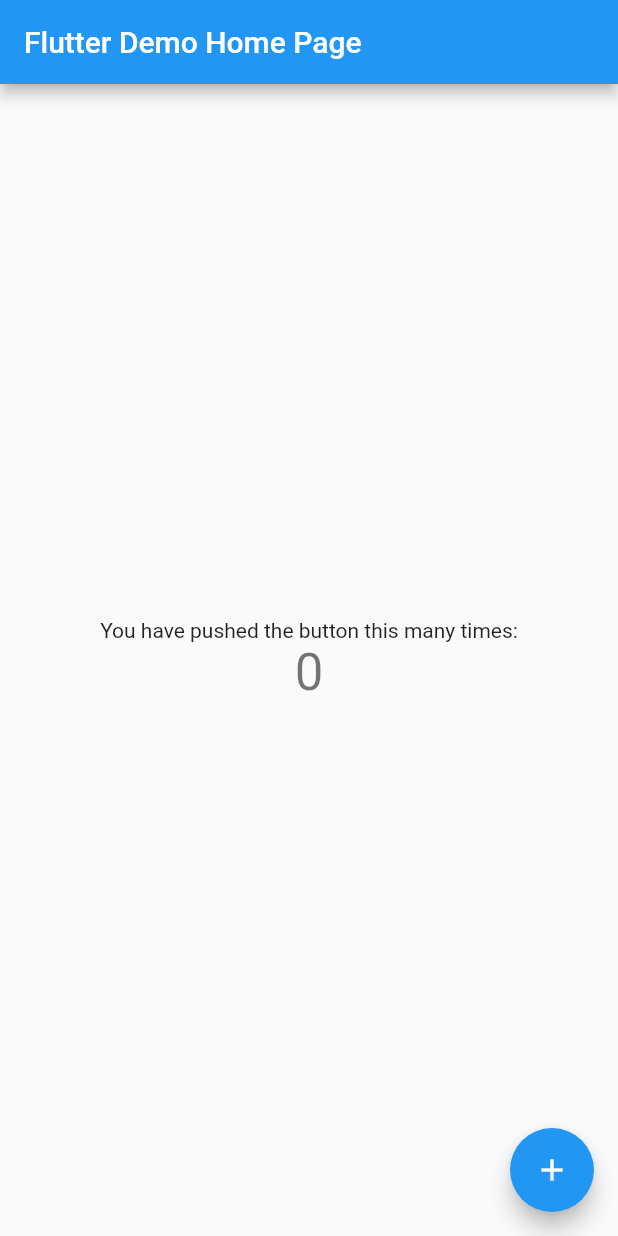
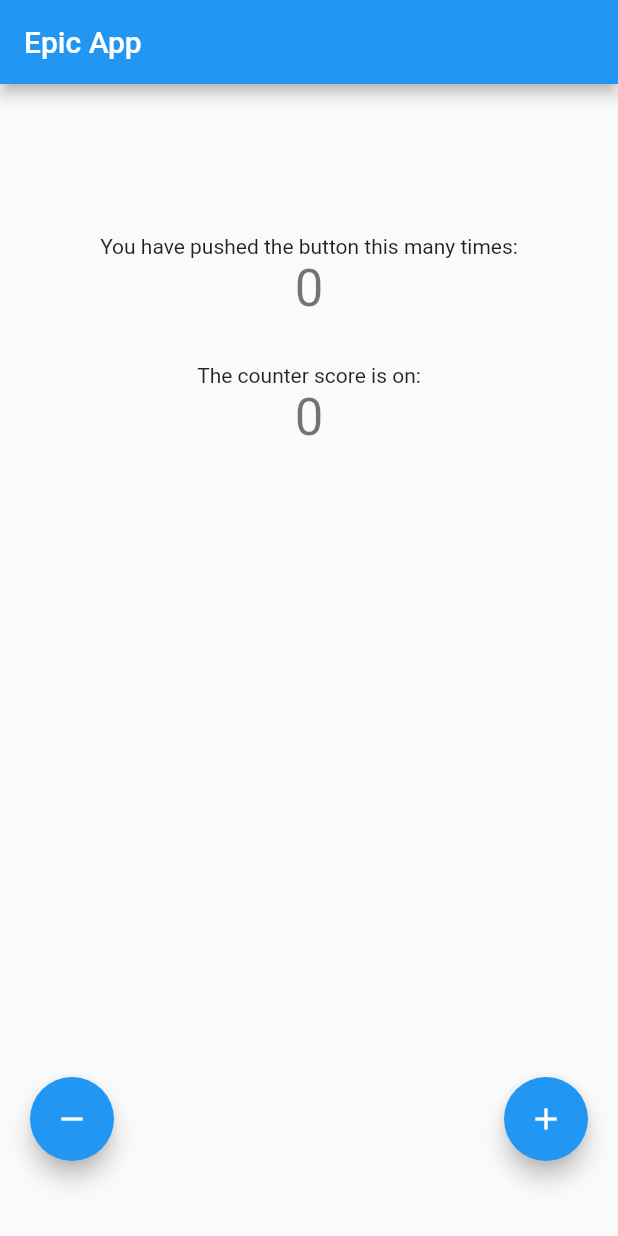
Before and after one commit to ChainBugs/ectoplasm_app, a Flutter app: the screen it shows after launch, on a phone screen of 412 x 824 dp. Run offline on Flutter 3.47's test engine with Material 2 defaults, Android fonts, the phone set to English and light mode, and no system bars; our stand-ins replace bloc, equatable, flutter_bloc.

Commit message:
fix provider issue, add new button and layout

```diff
--- a/skeleton_project/lib/main.dart
+++ b/skeleton_project/lib/main.dart
@@ -1,4 +1,6 @@
 import 'package:flutter/material.dart';
+import 'package:skeleton_project/screens/home/home_screen.dart';
+import 'package:skeleton_project/screens/profile_screen/profile_screen.dart';
 
 void main() {
   runApp(MyApp());
@@ -22,92 +24,11 @@ class MyApp extends StatelessWidget {
         // is not restarted.
         primarySwatch: Colors.blue,
       ),
-      home: MyHomePage(title: 'Flutter Demo Home Page'),
+      initialRoute: HomeScreen.routeName,
+      routes: {
+        HomeScreen.routeName: (context) => HomeScreen(),
+        ProfileScreen.routeName: (context) => ProfileScreen(),
+      },
     );
   }
 }
-
-class MyHomePage extends StatefulWidget {
-  MyHomePage({Key key, this.title}) : super(key: key);
-
-  // This widget is the home page of your application. It is stateful, meaning
-  // that it has a State object (defined below) that contains fields that affect
-  // how it looks.
-
-  // This class is the configuration for the state. It holds the values (in this
-  // case the title) provided by the parent (in this case the App widget) and
-  // used by the build method of the State. Fields in a Widget subclass are
-  // always marked "final".
-
-  final String title;
-
-  @override
-  _MyHomePageState createState() => _MyHomePageState();
-}
-
-class _MyHomePageState extends State<MyHomePage> {
-  int _counter = 0;
-
-  void _incrementCounter() {
-    setState(() {
-      // This call to setState tells the Flutter framework that something has
-      // changed in this State, which causes it to rerun the build method below
-      // so that the display can reflect the updated values. If we changed
-      // _counter without calling setState(), then the build method would not be
-      // called again, and so nothing would appear to happen.
-      _counter++;
-    });
-  }
-
-  @override
-  Widget build(BuildContext context) {
-    // This method is rerun every time setState is called, for instance as done
-    // by the _incrementCounter method above.
-    //
-    // The Flutter framework has been optimized to make rerunning build methods
-    // fast, so that you can just rebuild anything that needs updating rather
-    // than having to individually change instances of widgets.
-    return Scaffold(
-      appBar: AppBar(
-        // Here we take the value from the MyHomePage object that was created by
-        // the App.build method, and use it to set our appbar title.
-        title: Text(widget.title),
-      ),
-      body: Center(
-        // Center is a layout widget. It takes a single child and positions it
-        // in the middle of the parent.
-        child: Column(
-          // Column is also a layout widget. It takes a list of children and
-          // arranges them vertically. By default, it sizes itself to fit its
-          // children horizontally, and tries to be as tall as its parent.
-          //
-          // Invoke "debug painting" (press "p" in the console, choose the
-          // "Toggle Debug Paint" action from the Flutter Inspector in Android
-          // Studio, or the "Toggle Debug Paint" command in Visual Studio Code)
-          // to see the wireframe for each widget.
-          //
-          // Column has various properties to control how it sizes itself and
-          // how it positions its children. Here we use mainAxisAlignment to
-          // center the children vertically; the main axis here is the vertical
-          // axis because Columns are vertical (the cross axis would be
-          // horizontal).
-          mainAxisAlignment: MainAxisAlignment.center,
-          children: <Widget>[
-            Text(
-              'You have pushed the button this many times:',
-            ),
-            Text(
-              '$_counter',
-              style: Theme.of(context).textTheme.headline4,
-            ),
-          ],
-        ),
-      ),
-      floatingActionButton: FloatingActionButton(
-        onPressed: _incrementCounter,
-        tooltip: 'Increment',
-        child: Icon(Icons.add),
-      ), // This trailing comma makes auto-formatting nicer for build methods.
-    );
-  }
-}
--- a/skeleton_project/lib/screens/home/bloc/home_bloc.dart
+++ b/skeleton_project/lib/screens/home/bloc/home_bloc.dart
@@ -8,7 +8,13 @@ part 'home_event.dart';
 part 'home_state.dart';
 
 class HomeBloc extends Bloc<HomeEvent, HomeState> {
-  HomeBloc() : super(HomeState());
+  HomeBloc()
+      : super(
+          HomeState(
+            counter: 0,
+            timesPushed: 0,
+          ),
+        );
 
   @override
   Stream<HomeState> mapEventToState(
--- a/skeleton_project/lib/screens/home/home_screen.dart
+++ b/skeleton_project/lib/screens/home/home_screen.dart
@@ -22,12 +22,13 @@ class _HomeScreenContent extends StatelessWidget {
       ),
       body: BlocListener<HomeBloc, HomeState>(
         listener: (context, state) {},
-        child: BlocBuilder(
+        child: BlocBuilder<HomeBloc, HomeState>(
           builder: (context, state) {
             return Center(
               child: Column(
                 mainAxisAlignment: MainAxisAlignment.center,
                 children: <Widget>[
+                  SizedBox(height: 100),
                   Text(
                     'You have pushed the button this many times:',
                   ),
@@ -35,27 +36,55 @@ class _HomeScreenContent extends StatelessWidget {
                     '${state.timesPushed}',
                     style: Theme.of(context).textTheme.headline4,
                   ),
-                  FloatingActionButton(
-                    onPressed: () {
-                      BlocProvider.of<HomeBloc>(context)
-                          .add(HomeDecrementEvent());
-                    },
-                    tooltip: 'Decrement',
-                    child: Icon(Icons.remove),
-                  )
+                  SizedBox(height: 30),
+                  Text(
+                    'The counter score is on:',
+                  ),
+                  Text(
+                    '${state.counter}',
+                    style: Theme.of(context).textTheme.headline4,
+                  ),
+                  Spacer(),
+                  Stack(
+                    alignment: Alignment.bottomCenter,
+                    children: [
+                      Padding(
+                        padding: EdgeInsets.only(left: 20),
+                        child: Align(
+                          alignment: Alignment.bottomLeft,
+                          child: FloatingActionButton(
+                            tooltip: 'Decrement',
+                            onPressed: () {
+                              BlocProvider.of<HomeBloc>(context)
+                                  .add(HomeDecrementEvent());
+                            },
+                            child: Icon(Icons.remove),
+                          ),
+                        ),
+                      ),
+                      Padding(
+                        padding: EdgeInsets.only(right: 20),
+                        child: Align(
+                          alignment: Alignment.bottomRight,
+                          child: FloatingActionButton(
+                            onPressed: () {
+                              BlocProvider.of<HomeBloc>(context)
+                                  .add(HomeIncrementEvent());
+                            },
+                            tooltip: 'Increment',
+                            child: Icon(Icons.add),
+                          ),
+                        ),
+                      ),
+                    ],
+                  ),
+                  SizedBox(height: 50),
                 ],
               ),
             );
           },
         ),
       ),
-      floatingActionButton: FloatingActionButton(
-        onPressed: () {
-          BlocProvider.of<HomeBloc>(context).add(HomeIncrementEvent());
-        },
-        tooltip: 'Increment',
-        child: Icon(Icons.add),
-      ),
     );
   }
 }
--- a/skeleton_project/lib/screens/profile_screen/profile_screen.dart
+++ b/skeleton_project/lib/screens/profile_screen/profile_screen.dart
@@ -1,7 +1,7 @@
 import 'package:flutter/material.dart';
 
 class ProfileScreen extends StatelessWidget {
-  static const routeName = "/home_screen";
+  static const routeName = "/profile_screen";
   @override
   Widget build(BuildContext context) {
     return ProfileScreenContent();
```
